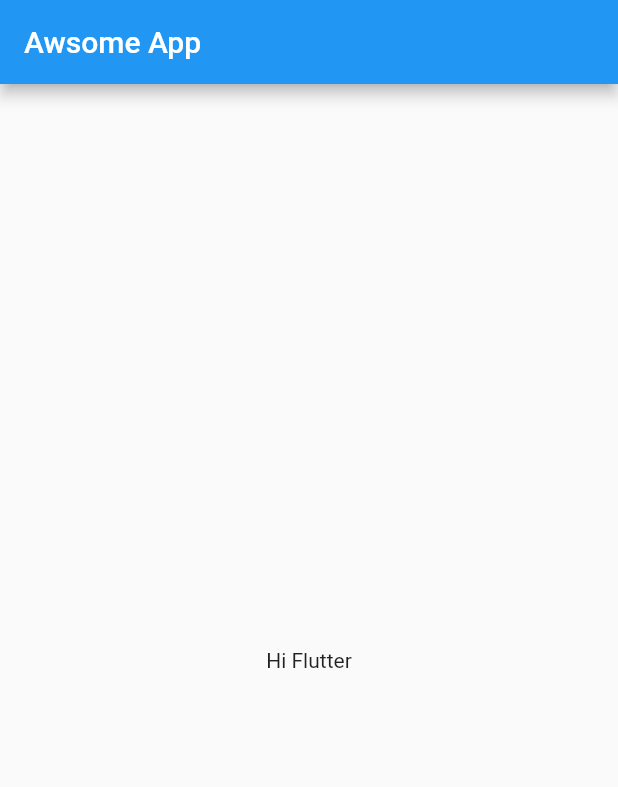
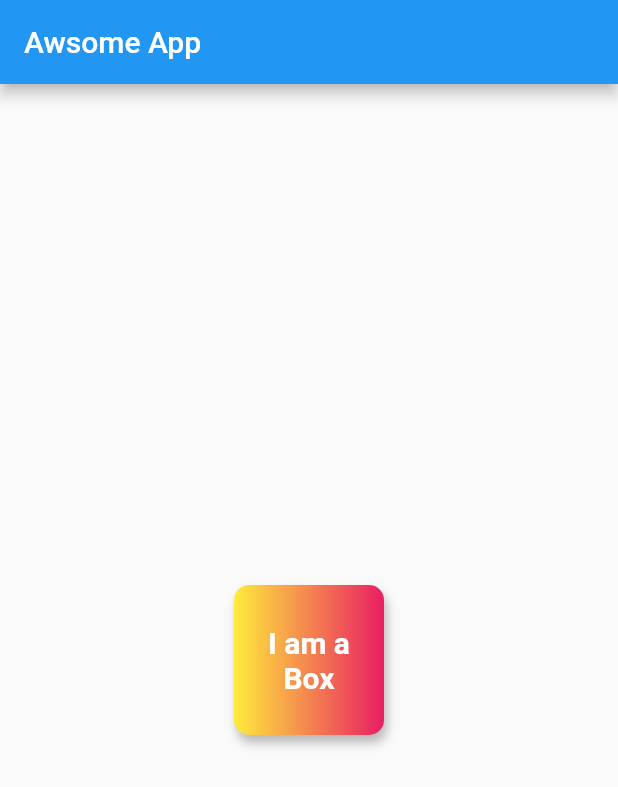
Before and after one commit to Deepjyoti-Sarmah/Flutter_learning, a Flutter app: the screen it shows after launch, on a phone screen of 412 x 824 dp. Shown: the top 787 px of the screen. Run offline on Flutter 3.47's test engine with Material 2 defaults, Android fonts, the phone set to English and light mode, and no system bars; our stand-ins replace matcher.

Commit message:
Container & Text

```diff
--- a/lib/main.dart
+++ b/lib/main.dart
@@ -15,14 +15,39 @@ class HomePage extends StatelessWidget {
   @override
   Widget build(BuildContext context) {
     return Scaffold(
-      appBar: AppBar(
-        title: Text("Awsome App"),
-      ),
-      body: Container(
-        child: Center(
-          child: Text("Hi Flutter"),
+        appBar: AppBar(
+          title: Text("Awsome App"),
         ),
-      ),
-    );
+        body: Center(
+          child: Container(
+            padding: const EdgeInsets.all(8),
+            alignment: Alignment.center,
+            width: 100,
+            height: 100,
+            decoration: BoxDecoration(
+                borderRadius: BorderRadius.circular(10),
+                boxShadow: [
+                  BoxShadow(
+                    color: Colors.black26,
+                    blurRadius: 5,
+                    offset: Offset(2.0, 5.0),
+                  )
+                ],
+                color: Colors.teal,
+                gradient: LinearGradient(colors: [
+                  Colors.yellow,
+                  Colors.pink,
+                ])),
+            child: Text(
+              "I am a Box",
+              textAlign:TextAlign.center,
+              style: TextStyle(
+                color: Colors.white,
+                fontWeight: FontWeight.bold,
+                fontSize: 20,
+              ),
+            ),
+          ),
+        ));
   }
 }
```
